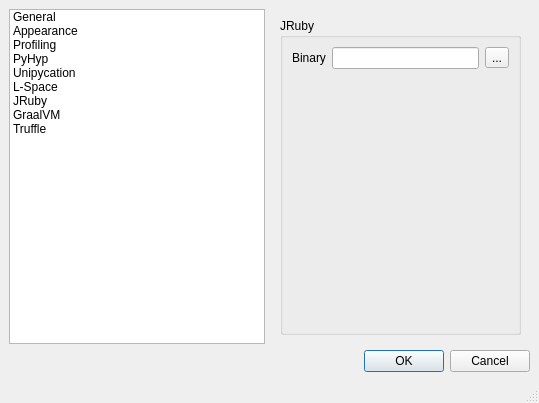
Before: the Qt Designer form lib/eco/gui/settings.ui in softdevteam/eco, drawn with Qt 5.
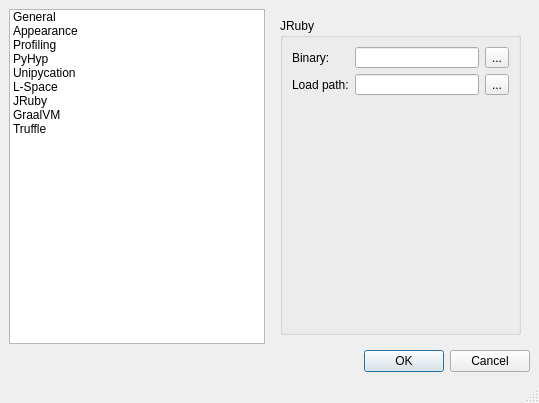
After: the same form once the commit is applied. The open tabs and pages were chosen to show the change. Icons and pictures are not drawn.

Commit message: Add JRuby load path to settings.

```diff
--- a/lib/eco/gui/settings.ui
+++ b/lib/eco/gui/settings.ui
@@ -127,7 +127,7 @@
          <enum>QFrame::NoFrame</enum>
         </property>
         <property name="currentIndex">
-         <number>0</number>
+         <number>8</number>
         </property>
         <widget class="QWidget" name="page">
          <layout class="QFormLayout" name="formLayout_15">
@@ -606,18 +606,48 @@
              <string>JRuby</string>
             </property>
             <layout class="QFormLayout" name="formLayout_9">
-             <item row="0" column="1">
-              <layout class="QHBoxLayout" name="horizontalLayout_6">
+             <item row="0" column="0" colspan="2">
+              <layout class="QGridLayout" name="gridLayout">
                <property name="leftMargin">
                 <number>0</number>
                </property>
                <property name="topMargin">
                 <number>0</number>
                </property>
-               <item>
+               <item row="0" column="0">
+                <widget class="QLabel" name="jruby_bin_label">
+                 <property name="text">
+                  <string>Binary:</string>
+                 </property>
+                 <property name="buddy">
+                  <cstring>env_jruby</cstring>
+                 </property>
+                </widget>
+               </item>
+               <item row="3" column="1">
+                <widget class="QLineEdit" name="env_jruby_load"/>
+               </item>
+               <item row="0" column="1">
                 <widget class="QLineEdit" name="env_jruby"/>
                </item>
-               <item>
+               <item row="3" column="0">
+                <widget class="QLabel" name="load_path_label">
+                 <property name="text">
+                  <string>Load path:</string>
+                 </property>
+                 <property name="buddy">
+                  <cstring>env_jruby_load</cstring>
+                 </property>
+                </widget>
+               </item>
+               <item row="3" column="2">
+                <widget class="QToolButton" name="btjruby_load">
+                 <property name="text">
+                  <string>...</string>
+                 </property>
+                </widget>
+               </item>
+               <item row="0" column="2">
                 <widget class="QToolButton" name="btjruby">
                  <property name="text">
                   <string>...</string>
@@ -626,16 +656,6 @@
                </item>
               </layout>
              </item>
-             <item row="0" column="0">
-              <widget class="QLabel" name="label_14">
-               <property name="text">
-                <string>Binary</string>
-               </property>
-               <property name="buddy">
-                <cstring>env_jruby</cstring>
-               </property>
-              </widget>
-             </item>
             </layout>
            </widget>
           </item>
@@ -862,7 +882,7 @@
      <x>0</x>
      <y>0</y>
      <width>539</width>
-     <height>23</height>
+     <height>26</height>
     </rect>
    </property>
   </widget>
```
The commit also changes 1 other file.
